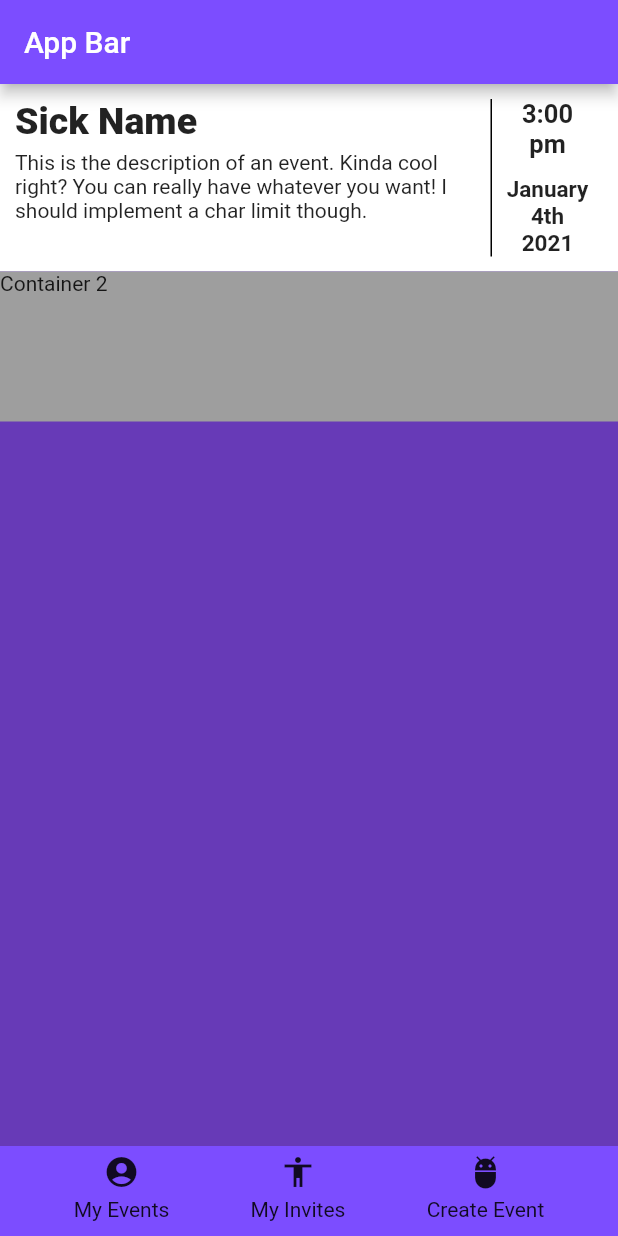
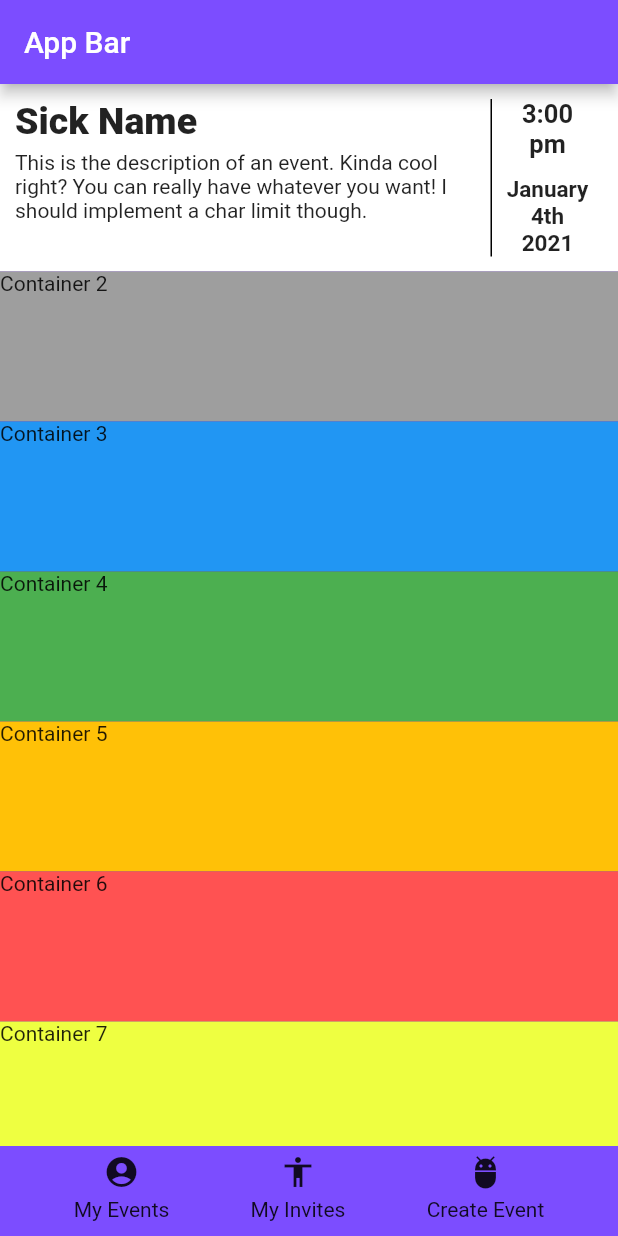
Before and after one commit to Jakal-lantern/2021Capstone, a Flutter app: the screen it shows after launch, on a phone screen of 412 x 824 dp. Run offline on Flutter 3.47's test engine with Material 2 defaults, Android fonts, the phone set to English and light mode, and no system bars.

Commit message:
Added ListView

```diff
--- a/lib/main.dart
+++ b/lib/main.dart
@@ -19,7 +19,9 @@ class MyApp extends StatelessWidget {
             verticalDirection: VerticalDirection.down,    // Default
             crossAxisAlignment: CrossAxisAlignment.stretch,   // Stretch children across screen width
             children: <Widget>[
-              // First version of container template
+              Flexible(
+                child: ListView(
+                  children: [
                     Container(
                         padding: EdgeInsets.all(10.0),
                         height: 125.0,
@@ -105,36 +107,39 @@ class MyApp extends StatelessWidget {
                             )
                           ],
                         )
-
-
-
-                /*
-                child: Row(
-                  children: [
-                    Column(
-                      crossAxisAlignment: CrossAxisAlignment.start,
-                      children: [
-                        Container(
-                          width: 100.0,   // TODO: Find a way to fractionally size name/description text
-                          child: Text("Name")
-                        ),
-                        Text("Description"),
-                      ],
-                    ),
-                    Column(
-                      children: [
-                        Text("Time"),
-                        Text("Date"),
-                      ],
-                    )
-                  ],
-                ),
-                */
                     ),
                     Container(
                       height: 100.0,
                       color: Colors.grey,
                       child: Text("Container 2"),
+                    ),
+                    Container(
+                      height: 100.0,
+                      color: Colors.blue,
+                      child: Text("Container 3"),
+                    ),
+                    Container(
+                      height: 100.0,
+                      color: Colors.green,
+                      child: Text("Container 4"),
+                    ),
+                    Container(
+                      height: 100.0,
+                      color: Colors.amber,
+                      child: Text("Container 5"),
+                    ),
+                    Container(
+                      height: 100.0,
+                      color: Colors.redAccent,
+                      child: Text("Container 6"),
+                    ),
+                    Container(
+                      height: 100.0,
+                      color: Colors.limeAccent,
+                      child: Text("Container 7"),
+                    ),
+                  ],
+                ),
               )
             ],
           )
```
Lines whose indentation alone changed are shown as unchanged.
